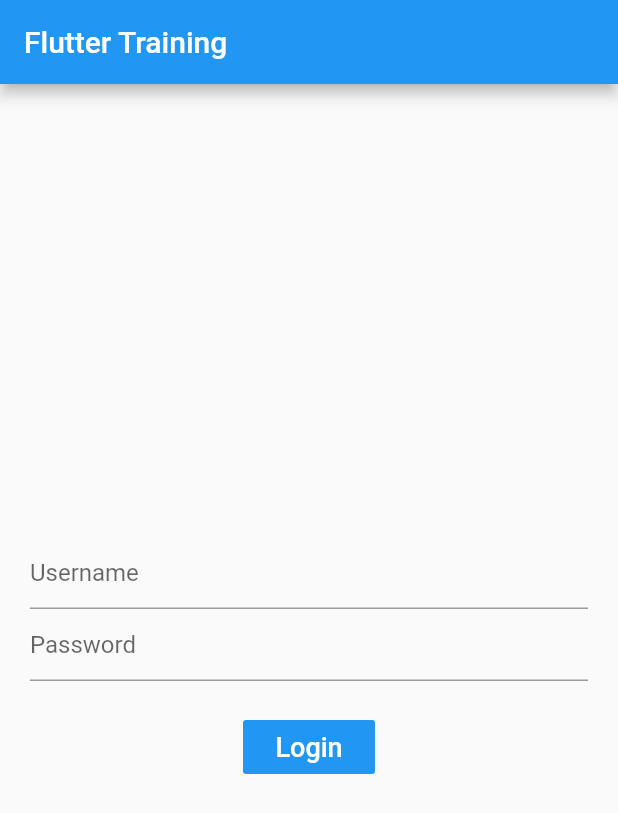
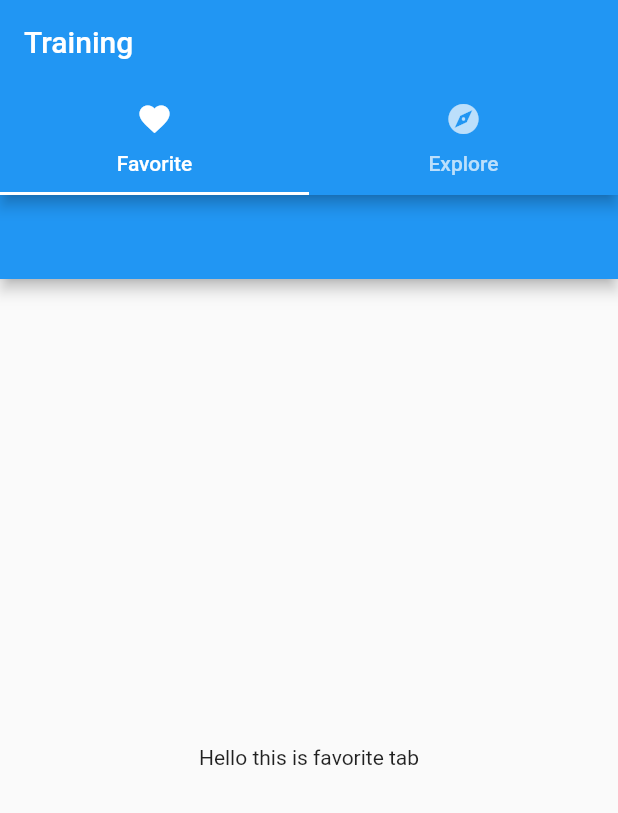
Before and after one commit to bryanbauzon/flutter_training, a Flutter app: the screen it shows after launch, on a phone screen of 412 x 824 dp. Shown: the top 813 px of the screen. Run offline on Flutter 3.47's test engine with Material 2 defaults, Android fonts, the phone set to English and light mode, and no system bars.

Commit message:
Added new pages: favorite and explore pages

```diff
--- /dev/null
+++ b/lib/screens/explore-page.dart
@@ -0,0 +1,27 @@
+import 'package:flutter/material.dart';
+
+class ExploreWidget extends StatefulWidget{
+  @override
+    _ExploreWidgetApp createState() => _ExploreWidgetApp();
+}
+
+class _ExploreWidgetApp extends State<ExploreWidget>{
+  @override
+  Widget build(BuildContext context) {
+    return Scaffold(
+      appBar:AppBar(
+
+      ),
+      body:Center(
+        child: Column(
+          mainAxisAlignment: MainAxisAlignment.center,
+          crossAxisAlignment: CrossAxisAlignment.center,
+          children: <Widget>[
+            Text("Hello this is explore tab")
+          ],
+        ),
+        )
+    );
+  }
+
+}
--- /dev/null
+++ b/lib/screens/favorite-page.dart
@@ -0,0 +1,27 @@
+import 'package:flutter/material.dart';
+
+class FavoriteWidget extends StatefulWidget{
+  @override
+    _FavoriteWidgetApp createState() => _FavoriteWidgetApp();
+}
+
+class _FavoriteWidgetApp extends State<FavoriteWidget>{
+  @override
+  Widget build(BuildContext context) {
+    return Scaffold(
+      appBar:AppBar(
+
+      ),
+      body:Center(
+        child: Column(
+          mainAxisAlignment: MainAxisAlignment.center,
+          crossAxisAlignment: CrossAxisAlignment.center,
+          children: <Widget>[
+            Text("Hello this is favorite tab")
+          ],
+        ),
+        )
+    );
+  }
+
+}
--- a/lib/screens/training-page.dart
+++ b/lib/screens/training-page.dart
@@ -1,53 +1,50 @@
 import 'package:flutter/material.dart';
+import 'package:flutter_training/screens/explore-page.dart';
+import 'package:flutter_training/screens/favorite-page.dart';
 
 class TraingPage extends StatefulWidget{
   @override
   _TrainingPageState createState() => _TrainingPageState();
 }
 
-class _TrainingPageState extends State<TraingPage>{
+class _TrainingPageState extends State<TraingPage> with SingleTickerProviderStateMixin{
+
+  final List<Tab>myTabs = <Tab>[
+      Tab(text:"Favorite",icon: Icon(Icons.favorite),),
+      Tab(text:"Explore",icon: Icon(Icons.explore),),
+  ];
+
+  TabController _tabController;
+
+  @override
+  void initState(){
+    super.initState();
+    _tabController = TabController(vsync: this,length: myTabs.length);
+  }
+
+  @override
+  void dispose(){
+    super.dispose();
+    _tabController.dispose();
+  }
+
   @override
   Widget build(BuildContext context) {
     return Scaffold(
       appBar: AppBar(
-        title:Text("Flutter Training"),//develop
+        title: Text("Training"),
+        bottom: TabBar(
+          controller: _tabController,
+          tabs:myTabs
+        ),
       ),
-      body: Container(
-           margin: EdgeInsets.all(10),
-           padding: EdgeInsets.all(10),
-           child: Column(
-             crossAxisAlignment:CrossAxisAlignment.center,
-             mainAxisAlignment:MainAxisAlignment.center,
-                children: <Widget>[
-
-                  //Username
-                  TextField(
-                    decoration:InputDecoration(hintText: "Username")
-                  ),
-
-                  //Password
-                  TextField(
-                    obscureText:true,
-                    decoration:InputDecoration(hintText:"Password")
-                  ),
-
-                  const SizedBox(height: 20,),
-                  // Login Button
-                  FlatButton(
-                    onPressed: (){
-
-                    },
-                    color: Colors.blue,
-                    textColor: Colors.white,
-                    padding: EdgeInsets.all(5),
-                    splashColor: Colors.blueAccent,
-                    child: Text("Login",style: TextStyle(fontSize: 18.0),),
-                  ),
-
-                ],
-           ),
-        ),
+      body:TabBarView(
+        controller: _tabController,
+          children: <Widget>[
+            FavoriteWidget(),
+            ExploreWidget(),
+          ],
+      ),
     );
   }
-
 }
```
